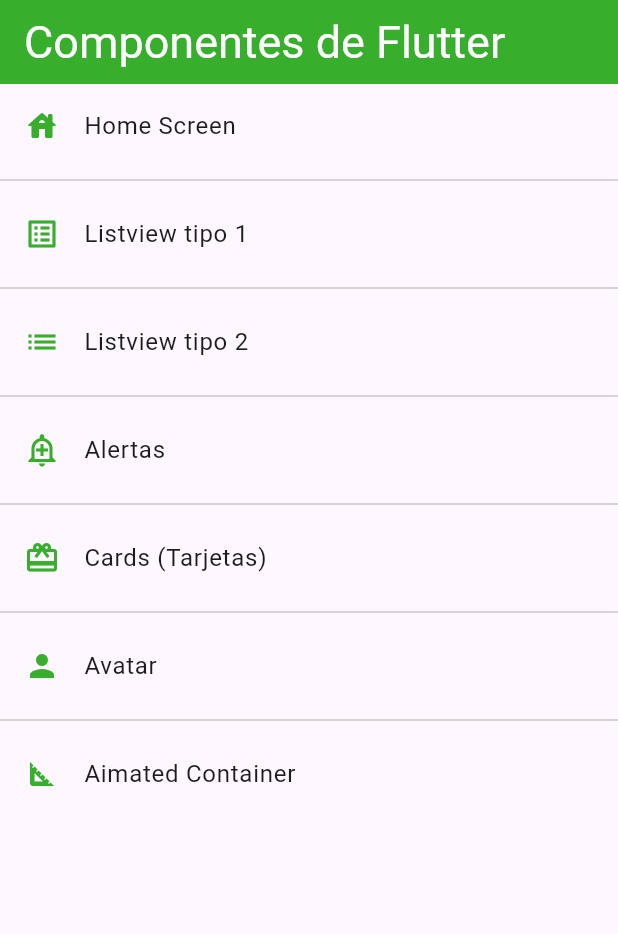
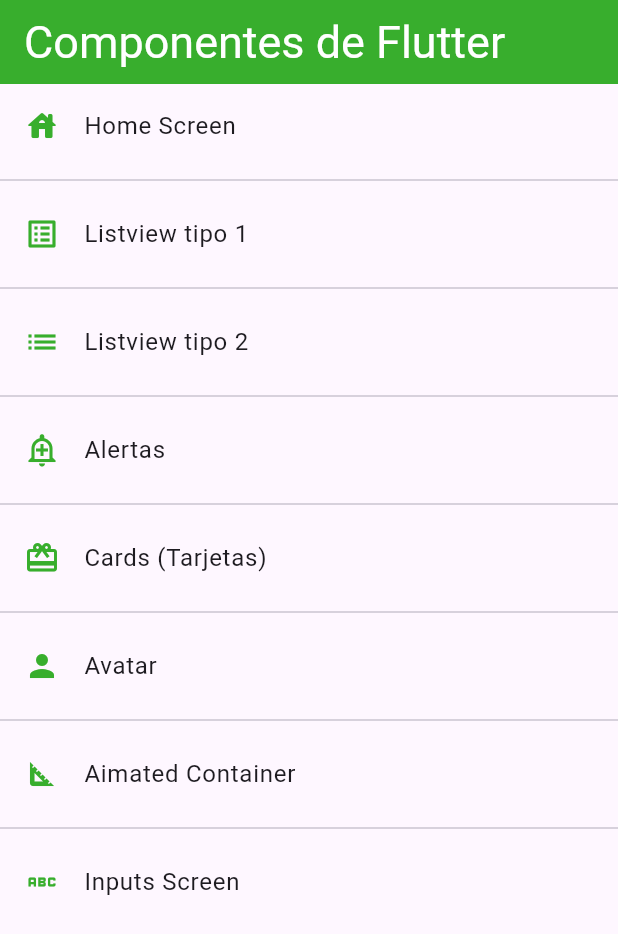
Before and after one commit to oteros2/fl_components, a Flutter app: the screen it shows after launch, on a phone screen of 412 x 824 dp. Shown: the top 934 px of the screen. Run offline on Flutter 3.47's test engine with Material 3 defaults, Android fonts, the phone set to English and light mode, and no system bars; our stand-ins replace google_fonts.

Commit message:
input screen

```diff
--- a/lib/routes/app_routes.dart
+++ b/lib/routes/app_routes.dart
@@ -38,10 +38,15 @@ class AppRoutes {
         name: 'Avatar',
         screen: const AvatarScreen()),
     MenuOption(
-        route: 'anmated',
+        route: 'animated',
         icon: Icons.square_foot,
         name: 'Aimated Container',
         screen: const AnimatedScreen()),
+    MenuOption(
+        route: 'inputs',
+        icon: Icons.abc,
+        name: 'Inputs Screen',
+        screen: const InputScreen()),
   ];
 
   static Map<String, Widget Function(BuildContext)> getAppRoutes() {
--- a/lib/screens/animated_screen.dart
+++ b/lib/screens/animated_screen.dart
@@ -1,6 +1,4 @@
 import 'dart:math';
-
-import 'package:fl_componentes/theme/app_theme.dart';
 import 'package:flutter/material.dart';
 
 class AnimatedScreen extends StatefulWidget {
--- a/lib/screens/screens.dart
+++ b/lib/screens/screens.dart
@@ -5,3 +5,4 @@ export 'package:fl_componentes/screens/listview1_screen.dart';
 export 'package:fl_componentes/screens/listview2_screen.dart';
 export 'package:fl_componentes/screens/avatar_screen.dart';
 export 'package:fl_componentes/screens/animated_screen.dart';
+export 'package:fl_componentes/screens/input_screens.dart';
```
Also changed, not shown: lib/screens/input_screens.dart (added, +47 -0 lines).
